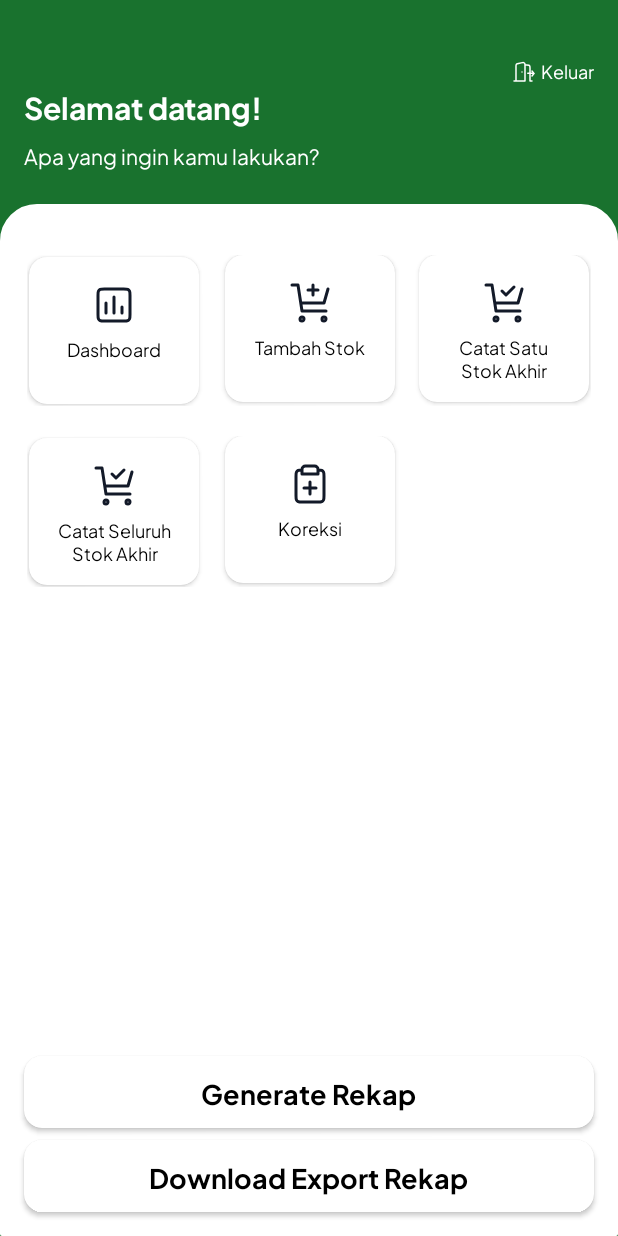
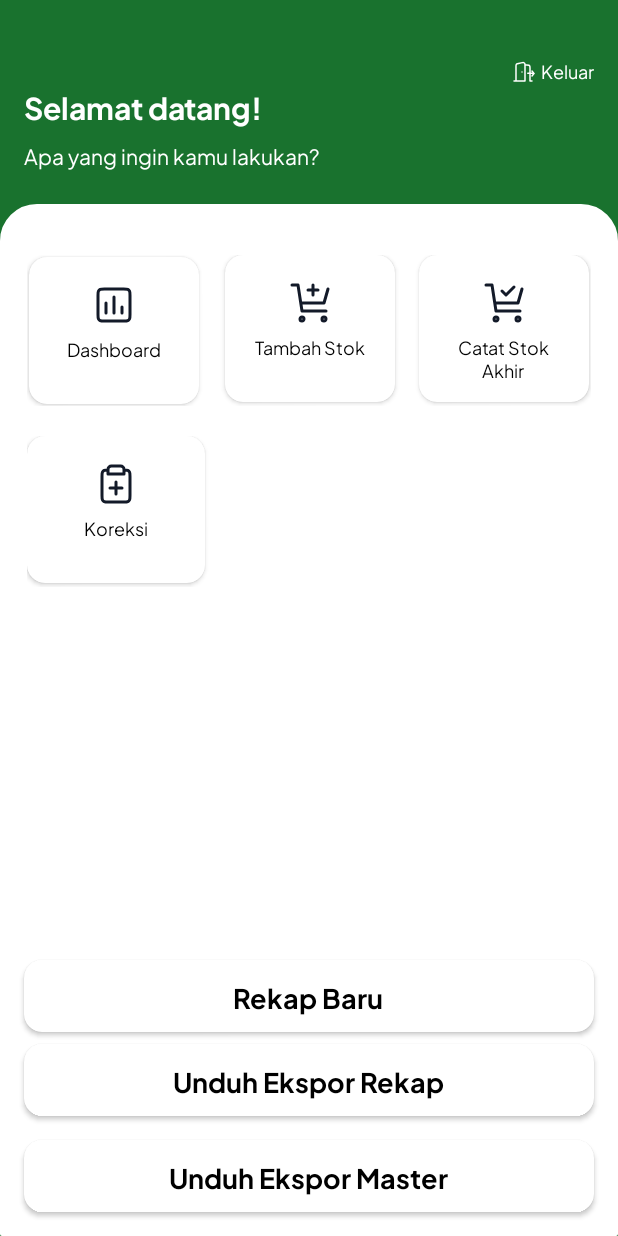
Before and after one commit to benayac/balai-cofee-dashboard, an Android app: the MainActivity screen opened directly, with no data from a screen before it, on a phone screen of 412 x 824 dp. Run offline under Robolectric (Android 15) with nearby library versions, the phone set to English and light mode, and no system bars; 1 statement that could not run was skipped.

Commit message:
Update fix

```diff
--- a/app/src/main/java/com/example/balaicoffeedashboard/networks/APIBalai.kt
+++ b/app/src/main/java/com/example/balaicoffeedashboard/networks/APIBalai.kt
@@ -47,4 +47,8 @@ interface APIBalai {
     @GET("/admin/rekap/export")
     @Streaming
     fun exportRekap(@Header("Authorization") authHeader: String, @Query("rekap_date") rekapDate: String): Call<ResponseBody>
+
+    @GET("/admin/rekap/master")
+    @Streaming
+    fun exportMaster(@Header("Authorization") authHeader: String): Call<ResponseBody>
 }
--- a/app/src/main/res/layout/activity_add_stock.xml
+++ b/app/src/main/res/layout/activity_add_stock.xml
@@ -111,7 +111,7 @@
         app:layout_constraintLeft_toLeftOf="parent"
         android:layout_marginTop="24dp"
         android:layout_marginLeft="16dp"
-        android:text="In"
+        android:text="Tambah"
         android:textSize="14sp"
         android:textColor="@color/grey_text"
         android:fontFamily="@font/plus_jakarta_sans_semibold"/>
--- a/app/src/main/res/layout/activity_correction_stock.xml
+++ b/app/src/main/res/layout/activity_correction_stock.xml
@@ -111,7 +111,7 @@
         app:layout_constraintLeft_toLeftOf="parent"
         android:layout_marginTop="24dp"
         android:layout_marginLeft="16dp"
-        android:text="Quantity"
+        android:text="Kuantitas"
         android:textSize="14sp"
         android:textColor="@color/grey_text"
         android:fontFamily="@font/plus_jakarta_sans_semibold"/>
--- a/app/src/main/res/layout/activity_main.xml
+++ b/app/src/main/res/layout/activity_main.xml
@@ -170,7 +170,7 @@
                        android:layout_marginTop="4dp"
                        android:fontFamily="@font/plus_jakarta_sans_regular"
                        android:textColor="@color/black"
-                       android:text="Catat Satu Stok Akhir"/>
+                       android:text="Catat Stok Akhir"/>
                </LinearLayout>
            </androidx.cardview.widget.CardView>
        </LinearLayout>
@@ -184,45 +184,10 @@
             android:layout_marginHorizontal="16dp"
             android:layout_marginTop="16dp">
 
-
-            <androidx.cardview.widget.CardView
-                android:id="@+id/noteAllFinalStockButton"
-                android:layout_width="0dp"
-                android:layout_height="98dp"
-                app:cardCornerRadius="12dp"
-                android:layout_margin="1dp"
-                app:cardBackgroundColor="@color/white"
-                android:layout_weight="1">
-
-                <LinearLayout
-                    android:layout_width="match_parent"
-                    android:layout_height="match_parent"
-                    android:orientation="vertical">
-                    <ImageView
-                        android:layout_width="wrap_content"
-                        android:layout_height="wrap_content"
-                        android:layout_gravity="center_horizontal"
-                        android:layout_marginTop="16dp"
-                        android:src="@drawable/cart_check"/>
-                    <TextView
-                        android:layout_width="wrap_content"
-                        android:layout_height="wrap_content"
-                        android:textSize="12sp"
-                        android:textAlignment="center"
-                        android:maxEms="6"
-                        android:layout_gravity="center_horizontal"
-                        android:layout_marginTop="4dp"
-                        android:fontFamily="@font/plus_jakarta_sans_regular"
-                        android:textColor="@color/black"
-                        android:text="Catat Seluruh Stok Akhir"/>
-                </LinearLayout>
-            </androidx.cardview.widget.CardView>
-
             <androidx.cardview.widget.CardView
                 android:id="@+id/correctionButton"
                 android:layout_width="0dp"
                 android:layout_height="98dp"
-                android:layout_marginLeft="16dp"
                 app:cardCornerRadius="12dp"
                 app:cardBackgroundColor="@color/white"
                 android:layout_weight="1">
@@ -283,6 +248,39 @@
                 </LinearLayout>
             </androidx.cardview.widget.CardView>
 
+            <androidx.cardview.widget.CardView
+                android:visibility="invisible"
+                android:id="@+id/noteAllFinalStockButton"
+                android:layout_width="0dp"
+                android:layout_height="98dp"
+                app:cardCornerRadius="12dp"
+                android:layout_margin="1dp"
+                app:cardBackgroundColor="@color/white"
+                android:layout_weight="1">
+
+                <LinearLayout
+                    android:layout_width="match_parent"
+                    android:layout_height="match_parent"
+                    android:orientation="vertical">
+                    <ImageView
+                        android:layout_width="wrap_content"
+                        android:layout_height="wrap_content"
+                        android:layout_gravity="center_horizontal"
+                        android:layout_marginTop="16dp"
+                        android:src="@drawable/cart_check"/>
+                    <TextView
+                        android:layout_width="wrap_content"
+                        android:layout_height="wrap_content"
+                        android:textSize="12sp"
+                        android:textAlignment="center"
+                        android:maxEms="6"
+                        android:layout_gravity="center_horizontal"
+                        android:layout_marginTop="4dp"
+                        android:fontFamily="@font/plus_jakarta_sans_regular"
+                        android:textColor="@color/black"
+                        android:text="Catat Seluruh Stok Akhir"/>
+                </LinearLayout>
+            </androidx.cardview.widget.CardView>
         </LinearLayout>
 
         <androidx.cardview.widget.CardView
@@ -303,11 +301,32 @@
                 android:fontFamily="@font/plus_jakarta_sans_bold"
                 android:textSize="18sp"
                 android:textColor="@color/black"
-                android:text="Generate Rekap"/>
+                android:text="Rekap Baru"/>
         </androidx.cardview.widget.CardView>
 
         <androidx.cardview.widget.CardView
             android:id="@+id/exportRecapCardView"
+            android:layout_width="0dp"
+            android:layout_height="48dp"
+            app:cardCornerRadius="12dp"
+            app:cardBackgroundColor="@color/white"
+            app:layout_constraintBottom_toTopOf="@id/exportMasterCardView"
+            app:layout_constraintLeft_toLeftOf="parent"
+            app:layout_constraintRight_toRightOf="parent"
+            android:layout_marginHorizontal="16dp"
+            android:layout_marginBottom="16dp">
+            <TextView
+                android:layout_width="wrap_content"
+                android:layout_height="wrap_content"
+                android:layout_gravity="center"
+                android:fontFamily="@font/plus_jakarta_sans_bold"
+                android:textSize="18sp"
+                android:textColor="@color/black"
+                android:text="Unduh Ekspor Rekap"/>
+        </androidx.cardview.widget.CardView>
+
+        <androidx.cardview.widget.CardView
+            android:id="@+id/exportMasterCardView"
             android:layout_width="0dp"
             android:layout_height="48dp"
             app:cardCornerRadius="12dp"
@@ -324,7 +343,7 @@
                 android:fontFamily="@font/plus_jakarta_sans_bold"
                 android:textSize="18sp"
                 android:textColor="@color/black"
-                android:text="Download Export Rekap"/>
+                android:text="Unduh Ekspor Master"/>
         </androidx.cardview.widget.CardView>
 
     </androidx.constraintlayout.widget.ConstraintLayout>
--- a/app/src/main/res/layout/activity_note_final_stock.xml
+++ b/app/src/main/res/layout/activity_note_final_stock.xml
@@ -48,7 +48,7 @@
             android:textColor="@color/white"
             android:layout_marginLeft="16dp"
             android:includeFontPadding="false"
-            android:text="Catat satu stok akhir"/>
+            android:text="Catat stok akhir"/>
 
     </LinearLayout>
 
--- a/app/src/main/res/layout/correction_picker_bottom_sheet.xml
+++ b/app/src/main/res/layout/correction_picker_bottom_sheet.xml
@@ -59,7 +59,7 @@
             app:layout_constraintTop_toBottomOf="@id/lineView"
             app:layout_constraintLeft_toLeftOf="parent"
             android:textAlignment="textStart"
-            android:text="In"
+            android:text="Tambah"
             android:textColor="@color/grey_text"
             android:fontFamily="@font/plus_jakarta_sans_regular"
             android:textSize="14sp"
```
Also changed, not shown: app/src/main/java/com/example/balaicoffeedashboard/activities/MainActivity.kt (+15 -2 lines), app/src/main/java/com/example/balaicoffeedashboard/viewModels/MainViewModel.kt (+61 -2 lines).
